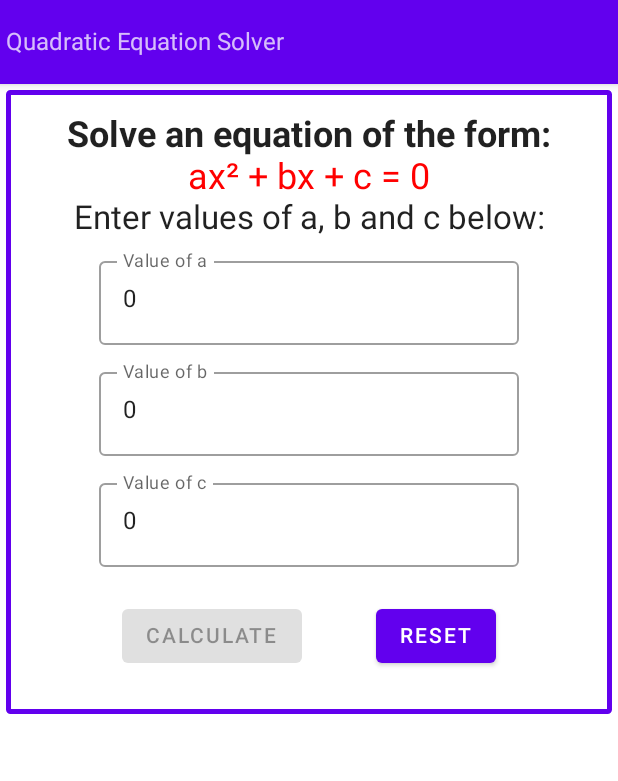
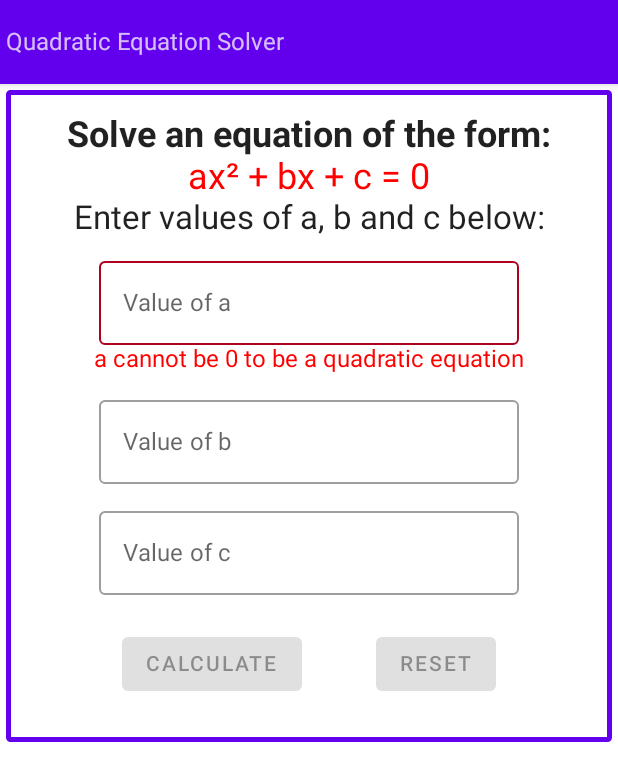
Before and after one commit to joykangangi/QuadraticSolver, an Android app built with Jetpack Compose: the screen it shows after launch (MainActivity), on a phone screen of 412 x 824 dp. Shown: the top 781 px of the screen. Run offline under Robolectric (Android 15) with nearby library versions, the phone set to English and light mode, and no system bars.

Commit message:
ViewModel update

```diff
--- /dev/null
+++ b/app/src/main/java/com/example/quadraticsolver/CalculatorState.kt
@@ -0,0 +1,20 @@
+package com.example.quadraticsolver
+
+data class CalculatorState(
+    var numberA: String = "",
+    var numberB: String = "",
+    var numberC: String = "",
+    var rootMessage: String = "",
+    var answer1: String="",
+    var answer2: String="",
+    var isEnabled: Boolean = false
+)
+
+/*
+sealed class CalculatorMessage(val message: String) {
+    object Same: CalculatorMessage("The roots are real and equal")
+    object Different: CalculatorMessage("The roots are real and different")
+    object Complex: CalculatorMessage("The roots are imaginary")
+}
+
+ */
--- /dev/null
+++ b/app/src/main/java/com/example/quadraticsolver/CalculatorUI.kt
@@ -0,0 +1,136 @@
+package com.example.quadraticsolver
+
+import androidx.compose.foundation.BorderStroke
+import androidx.compose.foundation.layout.*
+import androidx.compose.foundation.shape.CornerSize
+import androidx.compose.foundation.shape.RoundedCornerShape
+import androidx.compose.foundation.text.KeyboardOptions
+import androidx.compose.material.*
+import androidx.compose.runtime.Composable
+import androidx.compose.ui.Alignment
+import androidx.compose.ui.Modifier
+import androidx.compose.ui.graphics.Color
+import androidx.compose.ui.res.stringResource
+import androidx.compose.ui.text.font.FontWeight
+import androidx.compose.ui.text.input.ImeAction
+import androidx.compose.ui.text.input.KeyboardType
+import androidx.compose.ui.unit.dp
+import androidx.compose.ui.unit.sp
+
+
+@Composable
+fun CalculateForm(
+    modifier: Modifier = Modifier,
+    onAction: (CalculatorAction) -> Unit,
+    viewModel: CalculatorViewModel
+    // hoisted to main Activity, call the viewmodel w/action
+)
+{
+    Surface(
+        modifier
+            .fillMaxWidth()
+            .padding(4.dp),
+        shape = RoundedCornerShape(CornerSize(3.dp)),
+        border = BorderStroke(3.dp, MaterialTheme.colors.primary)
+    ) {
+        Column(
+            modifier.padding(16.dp),
+            horizontalAlignment = Alignment.CenterHorizontally
+        ) {
+            Text(
+                text = stringResource(id = R.string.intro_text),
+                style = MaterialTheme.typography.h5,
+                fontWeight = FontWeight.Bold
+            )
+            Text(
+                text = stringResource(id = R.string.form),
+                style = MaterialTheme.typography.h5,
+                color = Color.Red
+            )
+            Text(
+                text = stringResource(id = R.string.enter_text),
+                fontSize = 22.sp
+            )
+            Spacer(modifier = modifier.height(8.dp))
+            OutlinedTextField(
+                value = viewModel.state.numberA,
+                onValueChange = { viewModel.state.numberA = it } ,
+                isError = (viewModel.state.numberA.all { it.digitToInt() == 0 }) ,
+                label = { Text(text = "Value of a") },
+                keyboardOptions = KeyboardOptions(
+                    keyboardType = KeyboardType.Number,
+                    imeAction = ImeAction.Next
+                )
+            )
+            if (viewModel.state.numberA.all { it.digitToInt() == 0 })
+                Text(
+                    text = "a cannot be 0 to be a quadratic equation",
+                    color = Color.Red
+                )
+            Spacer(modifier = modifier.height(10.dp))
+            OutlinedTextField(
+                value = viewModel.state.numberB,
+                onValueChange = { viewModel.state.numberB = it },
+                label = { Text(text = "Value of b") },
+                keyboardOptions = KeyboardOptions(
+                    keyboardType = KeyboardType.Number,
+                    imeAction = ImeAction.Next
+                )
+            )
+            Spacer(modifier = modifier.height(10.dp))
+            OutlinedTextField(
+                value = viewModel.state.numberC,
+                onValueChange = { viewModel.state.numberC = it },
+                label = { Text(text = "Value of c") },
+                keyboardOptions = KeyboardOptions(
+                    keyboardType = KeyboardType.Number,
+                    imeAction = ImeAction.Done
+                )
+            )
+            Spacer(modifier = modifier.height(10.dp))
+            Row(
+                modifier = Modifier
+                    .fillMaxWidth()
+                    .padding(12.dp),
+                horizontalArrangement = Arrangement.SpaceEvenly
+            ) {
+                Button(
+                    onClick = {
+                        onAction(CalculatorAction.Calculate)
+                              },
+                    enabled = viewModel.state.isEnabled
+                ) {
+                    Text(text = "CALCULATE")
+                }
+                Button(
+                    onClick = {
+                        onAction(CalculatorAction.Reset)
+                    },
+                    enabled = viewModel.state.isEnabled) {
+                    Text(text = "RESET")
+                }
+            }
+        }
+    }
+    Spacer(modifier = Modifier.height(4.dp))
+    //Display results
+    Column(modifier = Modifier
+        .fillMaxWidth()
+        .padding(8.dp)) {
+        Text(text = viewModel.state.rootMessage)
+        Spacer(modifier = Modifier.height(4.dp))
+        Text(
+            text = viewModel.state.answer1,
+            modifier = modifier
+                .fillMaxWidth()
+                .padding(vertical = 32.dp),
+            fontSize = 80.sp )
+        Spacer(modifier = Modifier.width(5.dp))
+        Text(
+            text = viewModel.state.answer2,
+            modifier = modifier
+                .fillMaxWidth()
+                .padding(vertical = 32.dp),
+            fontSize = 80.sp )
+    }
+}
--- a/app/src/main/java/com/example/quadraticsolver/MainActivity.kt
+++ b/app/src/main/java/com/example/quadraticsolver/MainActivity.kt
@@ -4,47 +4,29 @@ import android.os.Bundle
 import androidx.activity.ComponentActivity
 import androidx.activity.compose.setContent
 import androidx.activity.viewModels
-import androidx.compose.foundation.BorderStroke
-import androidx.compose.foundation.layout.*
-import androidx.compose.foundation.shape.CornerSize
-import androidx.compose.foundation.shape.RoundedCornerShape
-import androidx.compose.foundation.text.KeyboardOptions
-import androidx.compose.material.*
-import androidx.compose.runtime.*
-import androidx.compose.ui.Alignment
+import androidx.compose.foundation.layout.padding
+import androidx.compose.material.Scaffold
+import androidx.compose.material.Text
+import androidx.compose.material.TopAppBar
+import androidx.compose.runtime.Composable
 import androidx.compose.ui.Modifier
-import androidx.compose.ui.graphics.Color
 import androidx.compose.ui.res.stringResource
-import androidx.compose.ui.text.font.FontWeight
-import androidx.compose.ui.text.input.ImeAction
-import androidx.compose.ui.text.input.KeyboardType
 import androidx.compose.ui.tooling.preview.Preview
-import androidx.compose.ui.unit.dp
-import androidx.compose.ui.unit.sp
-import androidx.core.text.isDigitsOnly
-import androidx.lifecycle.viewModelScope
 import com.example.quadraticsolver.ui.theme.QuadraticSolverTheme
 
 class MainActivity : ComponentActivity() {
-    private val viewmodel: CalculatorViewModel by viewModels()
+    private val viewModel: CalculatorViewModel by viewModels()
     override fun onCreate(savedInstanceState: Bundle?) {
         super.onCreate(savedInstanceState)
         setContent {
             QuadraticSolverTheme {
-                // A surface container using the 'background' color from the theme
-                Surface(
-                    modifier = Modifier.fillMaxSize(),
-                    color = MaterialTheme.colors.background
-                ) {
-                 MyApp(viewmodel)
-                }
-            }
+                MyApp()
             }
         }
     }
 
     @Composable
-fun MyApp(viewModel: CalculatorViewModel) {
+    fun MyApp() {
 
         Scaffold(
             topBar = {
@@ -55,123 +37,20 @@ fun MyApp(viewModel: CalculatorViewModel) {
                 }
             }
         ) { paddingValues ->
-        CalculateForm(Modifier.padding(paddingValues), viewModel = viewModel)
-        DisplayResults(message = viewModel.messText, answer = viewModel.answerText )
+            CalculateForm(
+                modifier = Modifier.padding(paddingValues),
+                viewModel = viewModel,
+                onAction = viewModel::onAction
+            )
         }
     }
-
-@Composable
-fun CalculateForm(modifier: Modifier = Modifier, viewModel: CalculatorViewModel) {
-    var a by remember { mutableStateOf(viewModel.a) }
-    var b by remember { mutableStateOf(viewModel.b) }
-    var c by remember { mutableStateOf(viewModel.c) }
-
-/*
-    val validA = remember(a){
-        ( a.isNotEmpty() || a.isDigitsOnly()) || a.all { it.digitToInt() != 0 }
-    }
-    */
-    Surface(
-        modifier
-            .fillMaxWidth()
-            .padding(4.dp),
-        shape = RoundedCornerShape(CornerSize(3.dp)),
-        border = BorderStroke(3.dp, MaterialTheme.colors.primary)
-    ) {
-        Column(
-            modifier.padding(16.dp),
-            horizontalAlignment = Alignment.CenterHorizontally
-        ) {
-            Text(
-                text = stringResource(id = R.string.intro_text),
-                style = MaterialTheme.typography.h5,
-                fontWeight = FontWeight.Bold
-            )
-            Text(
-                text = stringResource(id = R.string.form),
-                style = MaterialTheme.typography.h5,
-                color = Color.Red
-            )
-            Text(
-                text = stringResource(id = R.string.enter_text),
-                fontSize = 22.sp
-            )
-            Spacer(modifier = modifier.height(8.dp))
-            OutlinedTextField(
-                value = a.toString(),
-                onValueChange = { a = it.toInt() },
-                isError = viewModel.validateInput(a = a.toFloat()),
-                label = { Text(text = "Value of a") },
-                keyboardOptions = KeyboardOptions(
-                    keyboardType = KeyboardType.Number,
-                    imeAction = ImeAction.Next
-                )
-            )
-            Spacer(modifier = modifier.height(10.dp))
-            OutlinedTextField(
-                value = b.toString(),
-                onValueChange = { b = it.toInt() },
-                label = { Text(text = "Value of b") },
-                keyboardOptions = KeyboardOptions(
-                    keyboardType = KeyboardType.Number,
-                    imeAction = ImeAction.Next
-                )
-            )
-            Spacer(modifier = modifier.height(10.dp))
-            OutlinedTextField(
-                value = c.toString(),
-                onValueChange = { c = it.toInt() },
-                label = { Text(text = "Value of c") },
-                keyboardOptions = KeyboardOptions(
-                    keyboardType = KeyboardType.Number,
-                    imeAction = ImeAction.Done
-                )
-            )
-            Spacer(modifier = modifier.height(10.dp))
-            Row(
-                modifier = Modifier
-                    .fillMaxWidth()
-                    .padding(12.dp),
-                horizontalArrangement = Arrangement.SpaceEvenly
-            ) {
-                Button(
-                    onClick = { viewModel.calculate(a,b,c) },
-                    enabled = viewModel.validateInput(a = a.toFloat(), b = b.toFloat(), c = c.toFloat())
-                ) {
-                    Text(text = "CALCULATE")
-                }
-                Button(onClick = {
-                    a = "".toInt()
-                    b = "".toInt()
-                    c = "".toInt()
-                    //onResetClicked()
-                }) {
-                    Text(text = "RESET")
-                }
-            }
-        }
-    }
-}
-
-@Composable
-fun DisplayResults(message: String, answer: String) {
-    Column(modifier = Modifier
-        .fillMaxWidth()
-        .padding(8.dp)) {
-        Text(text = message)
-        Spacer(modifier = Modifier.height(4.dp))
-        Text(text = answer )
-    }
-
-}
-
-
 
 
     @Preview(showBackground = true)
     @Composable
     fun DefaultPreview() {
         QuadraticSolverTheme {
-        MyApp(CalculatorViewModel())
+            MyApp()
         }
     }
+}
--- a/build.gradle
+++ b/build.gradle
@@ -1,12 +1,12 @@
 buildscript {
     ext {
-        compose_version = '1.0.1'
+        compose_version = '1.1.1'
     }
 }// Top-level build file where you can add configuration options common to all sub-projects/modules.
 plugins {
     id 'com.android.application' version '7.1.2' apply false
     id 'com.android.library' version '7.1.2' apply false
-    id 'org.jetbrains.kotlin.android' version '1.5.21' apply false
+    id 'org.jetbrains.kotlin.android' version '1.6.10' apply false
 }
 
 task clean(type: Delete) {
```
Also changed, not shown: app/build.gradle (+6 -3 lines), app/src/main/java/com/example/quadraticsolver/CalculaterViewModel.kt (+69 -2 lines), app/src/main/java/com/example/quadraticsolver/CalculatorAction.kt (added, +12 -0 lines). Lines whose indentation alone changed are shown as unchanged.
